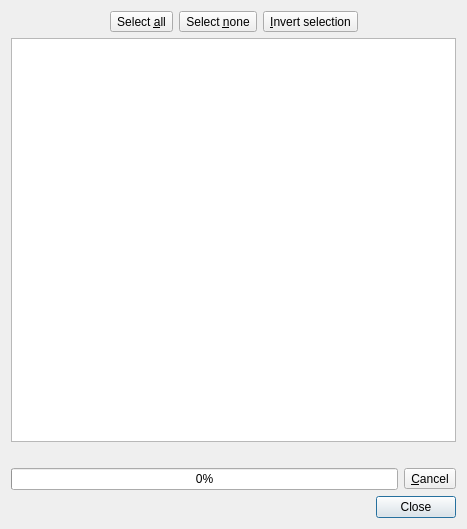
metgem/metgem, file lib/ui/download_database_dialog.ui: the form before one commit.
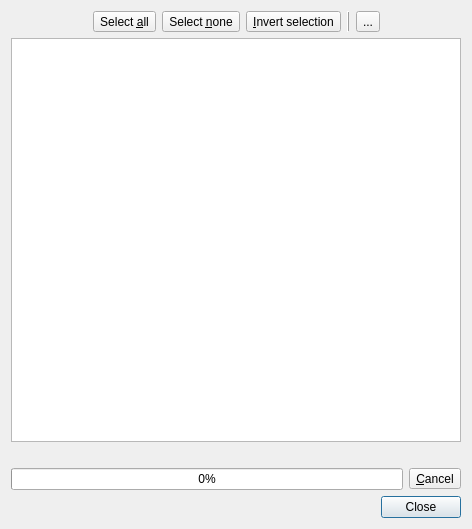
The form after the commit. Icons and pictures are not drawn. Custom widgets are drawn as their Qt base class.

Commit message: Enhancements of Download databases dialog

The edit to the form file:
```diff
--- a/lib/ui/download_database_dialog.ui
+++ b/lib/ui/download_database_dialog.ui
@@ -9,7 +9,7 @@
    <rect>
     <x>0</x>
     <y>0</y>
-    <width>467</width>
+    <width>472</width>
     <height>529</height>
    </rect>
   </property>
@@ -74,6 +74,30 @@
        </property>
       </widget>
      </item>
+     <item>
+      <widget class="QFrame" name="frame">
+       <property name="frameShape">
+        <enum>QFrame::VLine</enum>
+       </property>
+       <property name="frameShadow">
+        <enum>QFrame::Raised</enum>
+       </property>
+      </widget>
+     </item>
+     <item>
+      <widget class="QToolButton" name="btRefresh">
+       <property name="toolTip">
+        <string>Refresh list</string>
+       </property>
+       <property name="text">
+        <string>...</string>
+       </property>
+       <property name="icon">
+        <iconset resource="ui.qrc">
+         <normaloff>:/icons/images/refresh.svg</normaloff>:/icons/images/refresh.svg</iconset>
+       </property>
+      </widget>
+     </item>
      <item>
       <spacer name="horizontalSpacer_2">
        <property name="orientation">
@@ -90,7 +114,11 @@
     </layout>
    </item>
    <item>
-    <widget class="QListWidget" name="lstDatabases"/>
+    <widget class="LoadingListWidget" name="lstDatabases">
+     <property name="sortingEnabled">
+      <bool>true</bool>
+     </property>
+    </widget>
    </item>
    <item>
     <widget class="QLabel" name="labelDesc">
@@ -159,6 +187,13 @@
    </item>
   </layout>
  </widget>
+ <customwidgets>
+  <customwidget>
+   <class>LoadingListWidget</class>
+   <extends>QListWidget</extends>
+   <header>lib/ui/widgets.h</header>
+  </customwidget>
+ </customwidgets>
  <resources>
   <include location="ui.qrc"/>
  </resources>
```
Left out of the diff: 11 changed lines with no effect on the pictures. The commit also changes 11 other files.
